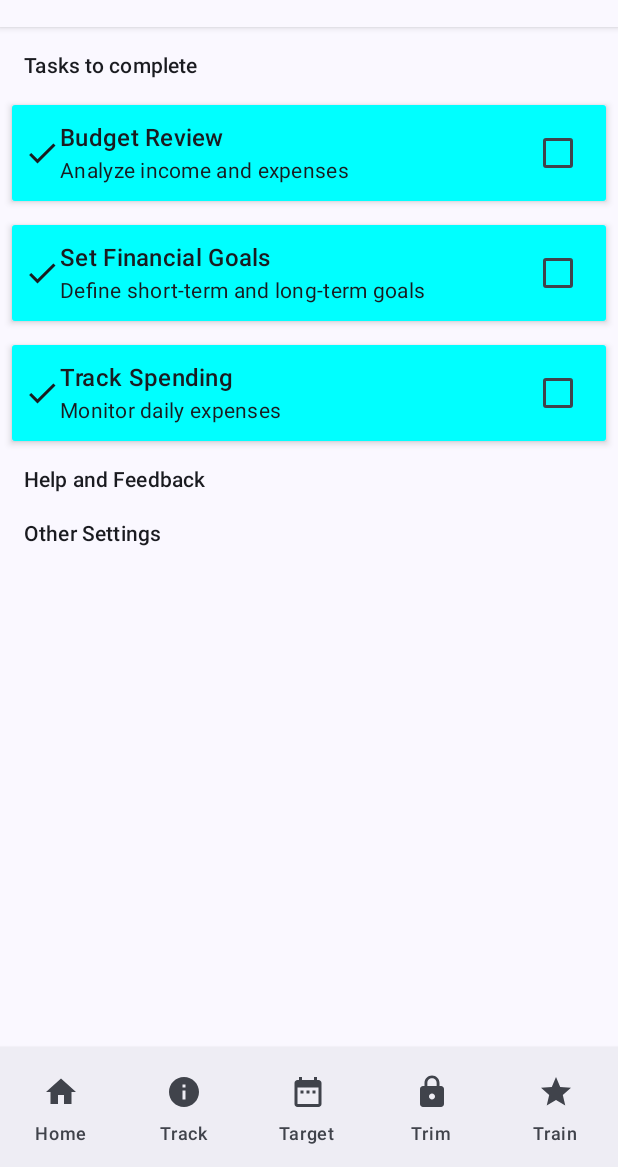
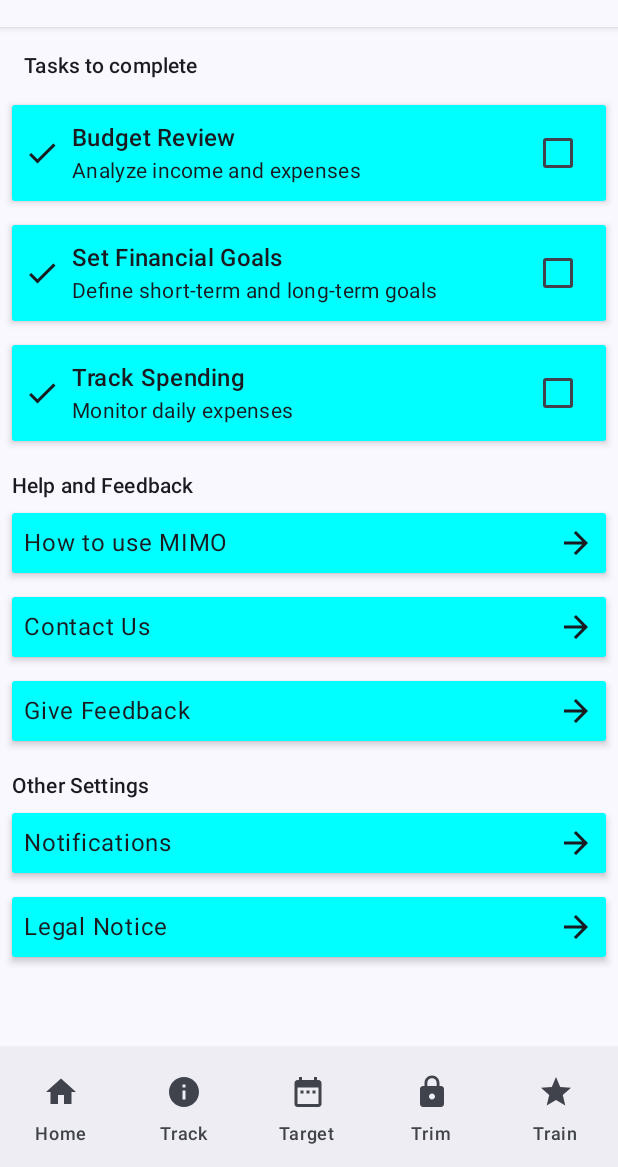
Before and after one commit to waynepeluso1982/Compose, an Android app built with Jetpack Compose: the ProfileScreen screen opened through its navigation route, on a phone screen of 412 x 824 dp, the part 69-1236 px from its top. Run offline under Robolectric (Android 15) with nearby library versions, the phone set to English and light mode, and no system bars.

Commit message:
Added content to the User Profile page.

```diff
--- a/app/src/main/java/com/example/compose/MainActivity.kt
+++ b/app/src/main/java/com/example/compose/MainActivity.kt
@@ -41,9 +41,11 @@ import com.example.compose.ui.theme.ComposeTheme
 import androidx.compose.foundation.clickable
 import androidx.compose.foundation.layout.ColumnScope
 import androidx.compose.foundation.layout.fillMaxHeight
+import androidx.compose.foundation.layout.wrapContentHeight
 import androidx.compose.foundation.shape.RoundedCornerShape
 import androidx.compose.material.icons.Icons
 import androidx.compose.material.icons.filled.AccountCircle
+import androidx.compose.material.icons.filled.ArrowForward
 import androidx.compose.material.icons.filled.Check
 import androidx.compose.material.icons.filled.Home
 import androidx.compose.material.icons.filled.Settings
@@ -76,8 +78,6 @@ import androidx.compose.material3.Checkbox
 import androidx.compose.material3.Divider
 import androidx.compose.material3.OutlinedTextField
 import androidx.compose.runtime.mutableStateListOf
-//import androidx.compose.material3.DrawerValue
-//import androidx.compose.material3.rememberDrawerState
 import androidx.compose.ui.graphics.Brush
 import androidx.compose.ui.res.stringResource
 import androidx.compose.ui.text.font.FontStyle
@@ -87,6 +87,7 @@ import androidx.compose.ui.tooling.preview.PreviewParameterProvider
 import androidx.compose.ui.unit.Dp
 import androidx.compose.ui.unit.sp
 import androidx.navigation.compose.rememberNavController
+
 
 
 //Global Variables
@@ -124,7 +125,7 @@ fun StandardCardView(
     Card(
         shape = RoundedCornerShape(2.dp),
         modifier = modifier
-            .fillMaxSize()
+            .wrapContentHeight()
             .padding(top = 8.dp, bottom = 8.dp)
             .shadow(3.dp),
         colors = CardDefaults.cardColors(containerColor = Color.Cyan) //TODO buld a decent colour scheme!
@@ -132,10 +133,9 @@ fun StandardCardView(
     ) {
         Column(
             modifier = Modifier
-                .fillMaxSize()
+                .fillMaxWidth()
                 .padding(8.dp),
             content = content
-
         )
     }
 }
@@ -237,7 +237,7 @@ fun mainDisplay(startDestination: String /*for the preview navScreen*/) {
             modifier = Modifier.fillMaxSize(),
             contentAlignment = Alignment.TopCenter
         ) {
-            NavHost(navController, startDestination = "Home", Modifier.padding(innerPadding)) {
+            NavHost(navController, startDestination = "Profile", Modifier.padding(innerPadding)) { //Change back to home screen!
                 composable("Home") { HomeScreen() }
                 composable("Track") { TrackingScreen() }
                 composable("Target") { TargetingScreen() }
@@ -298,6 +298,8 @@ fun TaskItem(task: Task) {
 
             ) {
             Icon(imageVector = Icons.Filled.Check, contentDescription = "", Modifier.align(Alignment.CenterVertically))
+            Spacer(modifier = Modifier.width(8.dp))
+
 
             Column(
                 modifier = Modifier.weight(1f),
@@ -345,21 +347,68 @@ fun ProfileScreen() {
             }
         }
 
+        //HELP and FEEDBACK
         Text(
             text = "Help and Feedback",
             modifier = Modifier
-                .padding(8.dp),
+                .padding(top = 12.dp),
             style = MaterialTheme.typography.titleSmall
         )
 
-        Text(
+        StandardCardView(modifier = Modifier.clickable { /*TODO Add click*/ }) {
+            Row(modifier = Modifier
+                .align(Alignment.CenterHorizontally)
+            ) {
+                Text(text = "How to use MIMO", modifier = Modifier.fillMaxWidth().weight(1f).align(Alignment.CenterVertically))
+                Icon(imageVector = Icons.Filled.ArrowForward,
+                    contentDescription = "Contact us")
+            }
+        }
+        StandardCardView(modifier = Modifier.clickable { /*TODO Add click*/ }) {
+            Row(modifier = Modifier
+                .align(Alignment.CenterHorizontally)
+            ) {
+                Text(text = "Contact Us", modifier = Modifier.fillMaxWidth().weight(1f).align(Alignment.CenterVertically))
+                Icon(imageVector = Icons.Filled.ArrowForward,
+                    contentDescription = "Contact us")
+            }
+        }
+        StandardCardView(modifier = Modifier.clickable { /*TODO Add click*/ }) {
+            Row(modifier = Modifier
+                .align(Alignment.CenterHorizontally)
+            ) {
+                Text(text = "Give Feedback", modifier = Modifier.fillMaxWidth().weight(1f).align(Alignment.CenterVertically))
+                Icon(imageVector = Icons.Filled.ArrowForward,
+                    contentDescription = "Contact us")
+            }
+        }
+
+
+        Text( //OTHER SETTINGS
             text = "Other Settings",
             modifier = Modifier
-                .padding(8.dp),
+                .padding(top = 12.dp),
             style = MaterialTheme.typography.titleSmall
         )
+        StandardCardView(modifier = Modifier.clickable { /*TODO Add click*/ }) {
+            Row(modifier = Modifier
+                .align(Alignment.CenterHorizontally)
+            ) {
+                Text(text = "Notifications", modifier = Modifier.fillMaxWidth().weight(1f).align(Alignment.CenterVertically))
+                Icon(imageVector = Icons.Filled.ArrowForward,
+                    contentDescription = "Contact us")
+            }
+        }
+        StandardCardView(modifier = Modifier.clickable { /*TODO Add click*/ }) {
+            Row(modifier = Modifier
+                .align(Alignment.CenterHorizontally)
+            ) {
+                Text(text = "Legal Notice", modifier = Modifier.fillMaxWidth().weight(1f).align(Alignment.CenterVertically))
+                Icon(imageVector = Icons.Filled.ArrowForward,
+                    contentDescription = "Contact us")
+            }
+        }
     }
-
 }
 //~~~~USER PROFILE~~~~
 
```
